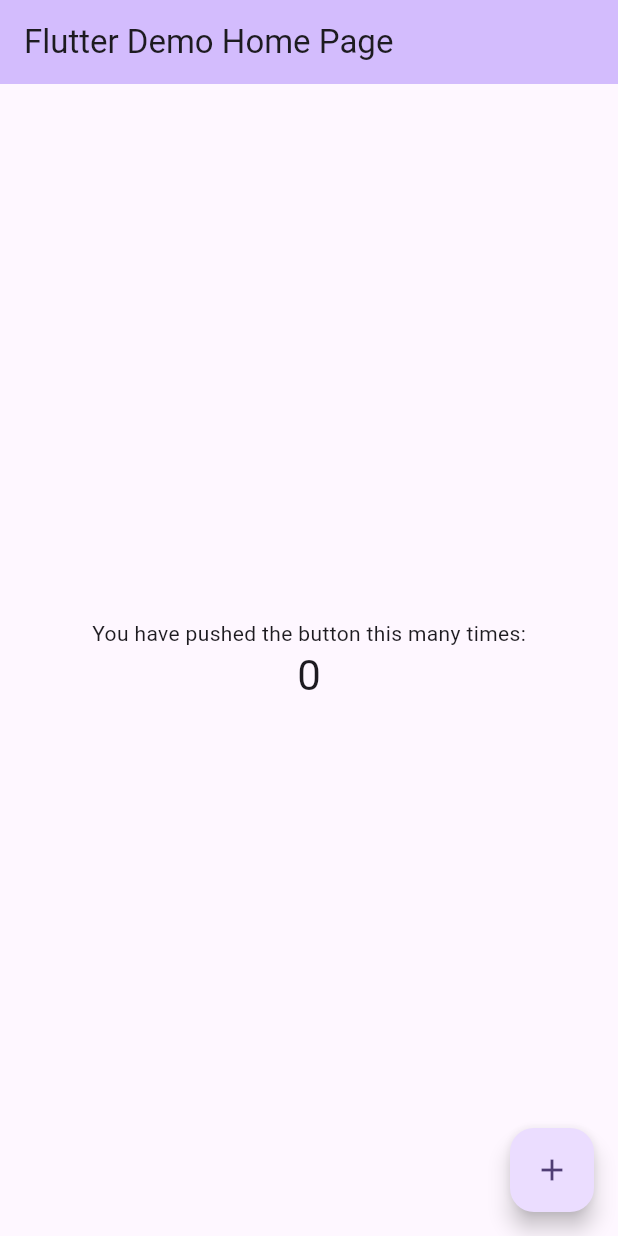
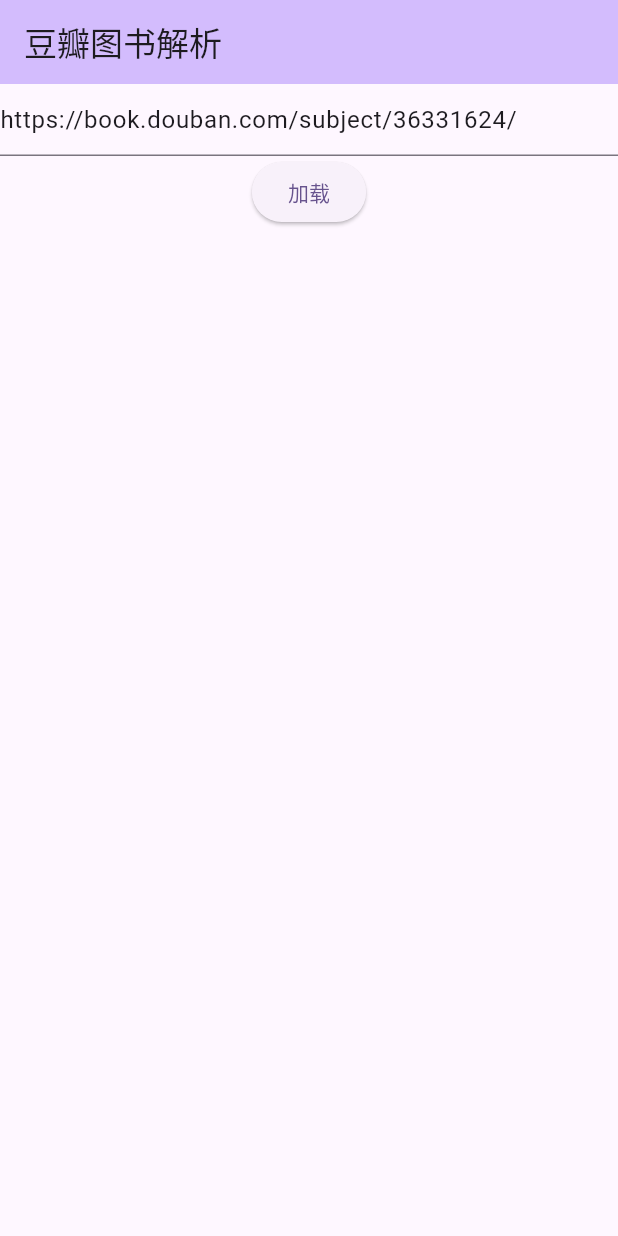
Before and after one commit to 743ren/douban_helper, a Flutter app: the screen it shows after launch, on a phone screen of 412 x 824 dp. Run offline on Flutter 3.47's test engine with Material 3 defaults, Android fonts, the phone set to English and light mode, and no system bars; missing offline and left inert: html_getter.

Commit message:
测试功能

```diff
--- /dev/null
+++ b/lib/lang.dart
@@ -0,0 +1,3 @@
+var lang = {
+  'title': '豆瓣图书解析'
+};
--- a/lib/main.dart
+++ b/lib/main.dart
@@ -1,4 +1,7 @@
 import 'package:flutter/material.dart';
+import 'package:html_getter/html_getter.dart';
+
+import 'lang.dart';
 
 void main() {
   runApp(const MyApp());
@@ -7,46 +10,21 @@
 class MyApp extends StatelessWidget {
   const MyApp({super.key});
 
-  // This widget is the root of your application.
   @override
   Widget build(BuildContext context) {
     return MaterialApp(
-      title: 'Flutter Demo',
+      title: lang['title']??'',
       theme: ThemeData(
-        // This is the theme of your application.
-        //
-        // TRY THIS: Try running your application with "flutter run". You'll see
-        // the application has a purple toolbar. Then, without quitting the app,
-        // try changing the seedColor in the colorScheme below to Colors.green
-        // and then invoke "hot reload" (save your changes or press the "hot
-        // reload" button in a Flutter-supported IDE, or press "r" if you used
-        // the command line to start the app).
-        //
-        // Notice that the counter didn't reset back to zero; the application
-        // state is not lost during the reload. To reset the state, use hot
-        // restart instead.
-        //
-        // This works for code too, not just values: Most code changes can be
-        // tested with just a hot reload.
         colorScheme: ColorScheme.fromSeed(seedColor: Colors.deepPurple),
         useMaterial3: true,
       ),
-      home: const MyHomePage(title: 'Flutter Demo Home Page'),
+      home: MyHomePage(title: lang['title']??''),
     );
   }
 }
 
 class MyHomePage extends StatefulWidget {
   const MyHomePage({super.key, required this.title});
-
-  // This widget is the home page of your application. It is stateful, meaning
-  // that it has a State object (defined below) that contains fields that affect
-  // how it looks.
-
-  // This class is the configuration for the state. It holds the values (in this
-  // case the title) provided by the parent (in this case the App widget) and
-  // used by the build method of the State. Fields in a Widget subclass are
-  // always marked "final".
 
   final String title;
 
@@ -55,71 +33,53 @@
 }
 
 class _MyHomePageState extends State<MyHomePage> {
-  int _counter = 0;
+  TextEditingController _textEditingController = TextEditingController();
+  String result = '';
 
-  void _incrementCounter() {
-    setState(() {
-      // This call to setState tells the Flutter framework that something has
-      // changed in this State, which causes it to rerun the build method below
-      // so that the display can reflect the updated values. If we changed
-      // _counter without calling setState(), then the build method would not be
-      // called again, and so nothing would appear to happen.
-      _counter++;
-    });
+  @override
+  void initState() {
+    super.initState();
+    _textEditingController.text = 'https://book.douban.com/subject/36331624/';
+  }
+
+  @override
+  void dispose() {
+    HttpGetter.dispose();
+    super.dispose();
   }
 
   @override
   Widget build(BuildContext context) {
-    // This method is rerun every time setState is called, for instance as done
-    // by the _incrementCounter method above.
-    //
-    // The Flutter framework has been optimized to make rerunning build methods
-    // fast, so that you can just rebuild anything that needs updating rather
-    // than having to individually change instances of widgets.
     return Scaffold(
       appBar: AppBar(
-        // TRY THIS: Try changing the color here to a specific color (to
-        // Colors.amber, perhaps?) and trigger a hot reload to see the AppBar
-        // change color while the other colors stay the same.
         backgroundColor: Theme.of(context).colorScheme.inversePrimary,
-        // Here we take the value from the MyHomePage object that was created by
-        // the App.build method, and use it to set our appbar title.
         title: Text(widget.title),
       ),
-      body: Center(
-        // Center is a layout widget. It takes a single child and positions it
-        // in the middle of the parent.
-        child: Column(
-          // Column is also a layout widget. It takes a list of children and
-          // arranges them vertically. By default, it sizes itself to fit its
-          // children horizontally, and tries to be as tall as its parent.
-          //
-          // Column has various properties to control how it sizes itself and
-          // how it positions its children. Here we use mainAxisAlignment to
-          // center the children vertically; the main axis here is the vertical
-          // axis because Columns are vertical (the cross axis would be
-          // horizontal).
-          //
-          // TRY THIS: Invoke "debug painting" (choose the "Toggle Debug Paint"
-          // action in the IDE, or press "p" in the console), to see the
-          // wireframe for each widget.
-          mainAxisAlignment: MainAxisAlignment.center,
-          children: <Widget>[
-            const Text(
-              'You have pushed the button this many times:',
-            ),
-            Text(
-              '$_counter',
-              style: Theme.of(context).textTheme.headlineMedium,
-            ),
-          ],
-        ),
+      body: Column(
+        children: <Widget>[
+          TextField(
+            controller: _textEditingController,
+          ),
+          ElevatedButton(onPressed: () {
+            HttpGetter.request(_textEditingController.text, (data) {
+              if (data != null) {
+                setState(() {
+                  if (data.length > 400) {
+                    result = data.substring(0, 400);
+                  } else {
+                    result = data;
+                  }
+                });
+              } else {
+                setState(() {
+                  result = '加载失败';
+                });
+              }
+            });
+          }, child: const Text('加载')),
+          Text(result??'', style: Theme.of(context).textTheme.bodyMedium,)
+        ],
       ),
-      floatingActionButton: FloatingActionButton(
-        onPressed: _incrementCounter,
-        tooltip: 'Increment',
-        child: const Icon(Icons.add),
-      ), // This trailing comma makes auto-formatting nicer for build methods.
     );
   }
 }
--- a/pubspec.yaml
+++ b/pubspec.yaml
@@ -35,6 +35,8 @@
   # The following adds the Cupertino Icons font to your application.
   # Use with the CupertinoIcons class for iOS style icons.
   cupertino_icons: ^1.0.8
+  html_getter:
+    path: ../html_getter
 
 dev_dependencies:
   flutter_test:
```
Also changed, not shown: 2 other files.
